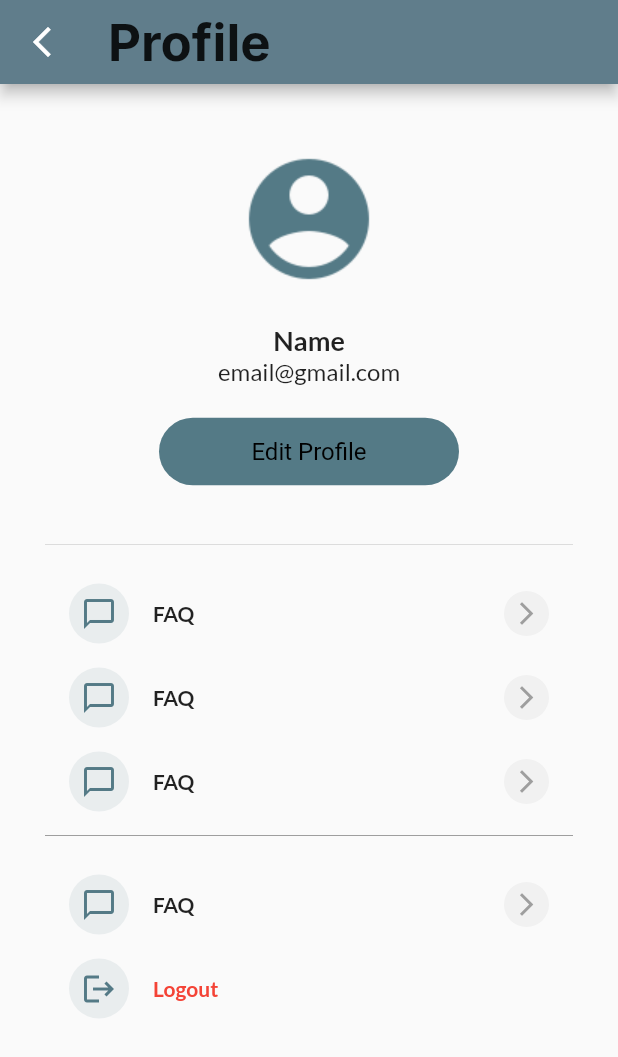
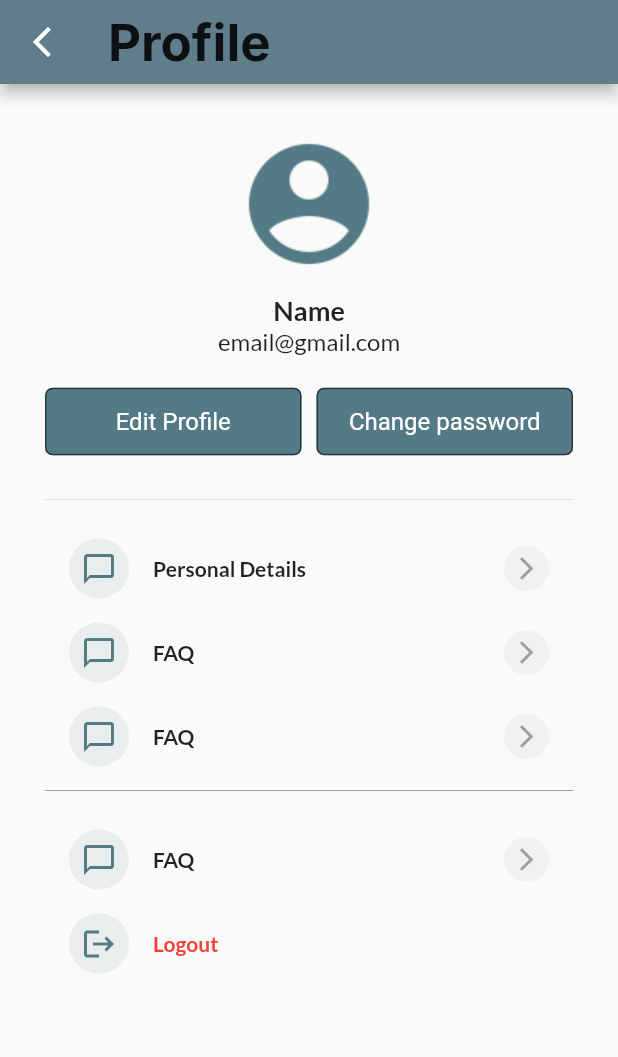
Before and after one commit to Hester33/tmwes, a Flutter app: the ProfileScreen screen opened directly, on a phone screen of 412 x 824 dp. Shown: the top 1057 px of the screen. Run offline on Flutter 3.47's test engine with Material 2 defaults, Android fonts, the phone set to English and light mode, and no system bars; our stand-ins replace cloud_firestore, firebase_auth, firebase_core, get, google_fonts; missing offline and left inert: bcrypt; accounts and stored records are empty.

Commit message:
feat/add change password dialog

```diff
--- a/lib/database/authentication_db.dart
+++ b/lib/database/authentication_db.dart
@@ -43,7 +43,7 @@ class AuthenticationDb extends GetxController {
   Future<String> createUserWithEmailAndPwd(
       String email, String password, String username) async {
     try {
-      showLoading();
+      //showLoading();
       await _auth
           .createUserWithEmailAndPassword(email: email, password: password)
           .then((value) => userName.value = username);
@@ -71,7 +71,7 @@ class AuthenticationDb extends GetxController {
 
   Future<void> loginUserWithEmailAndPwd(String email, String password) async {
     try {
-      showLoading();
+      //showLoading();
       await _auth
           .signInWithEmailAndPassword(email: email, password: password)
           .then((value) => userName.value = firebaseUser.value!.displayName!);
--- a/lib/screens/authentication/signup/signup_screen.dart
+++ b/lib/screens/authentication/signup/signup_screen.dart
@@ -34,6 +34,10 @@ class SignUpScreen extends StatelessWidget {
                 /* ---- End --- */
                 TextButton(
                   onPressed: () {
+                    //!disable user to click the btn if the field is empty
+                    //          ElevatedButton(
+                    // onPressed: agree ? _doSomething : null,
+                    // child: const Text('Continue'))
                     Get.off(() => const LoginScreen());
                   },
                   child: Text.rich(
--- a/lib/screens/profile/profile_screen.dart
+++ b/lib/screens/profile/profile_screen.dart
@@ -1,7 +1,9 @@
 import 'package:flutter/material.dart';
 import 'package:get/get.dart';
 import 'package:tmwes/constants/colors.dart';
+import 'package:tmwes/controllers/profile_controller.dart';
 import 'package:tmwes/screens/profile/edit_profile_screen.dart';
+import 'package:tmwes/screens/welcome/welcome_screen.dart';
 
 import '../../constants/image.dart';
 import 'widgets/menu.dart';
@@ -26,8 +28,8 @@ class ProfileScreen extends StatelessWidget {
           child: Column(
             children: [
               SizedBox(
-                width: 120,
-                height: 120,
+                width: 100,
+                height: 100,
                 //child: ClipRRect(borderRadius: BorderRadius.circular(100), child: Image(image: AssetImage(profile))),
                 child: Image(image: AssetImage(profile)),
               ),
@@ -36,26 +38,66 @@ class ProfileScreen extends StatelessWidget {
               Text('email@gmail.com',
                   style: Theme.of(context).textTheme.bodyLarge),
               const SizedBox(height: 20),
-              SizedBox(
-                width: 200,
-                child: ElevatedButton(
-                    onPressed: () => Get.to(() => const EditProfileScreen()),
-                    style: ElevatedButton.styleFrom(
-                        backgroundColor: primaryColor,
-                        side: BorderSide.none,
-                        shape: const StadiumBorder()),
-                    child: const Text('Edit Profile',
-                        style: TextStyle(color: Colors.black))),
+              Row(
+                children: [
+                  Expanded(
+                    //width: 200,
+                    child: ElevatedButton(
+                        onPressed: () =>
+                            Get.to(() => const EditProfileScreen()),
+                        // style: ElevatedButton.styleFrom(
+                        //     backgroundColor: primaryColor,
+                        //     side: BorderSide.none,
+                        //     shape: const StadiumBorder(),),
+                        child: const Text('Edit Profile')),
+                  ),
+                  const SizedBox(width: 10),
+                  Expanded(
+                    //width: 200,
+                    child: ElevatedButton(
+                        onPressed: () {
+                          ProfileController.instance.resetPwd();
+                          Get.defaultDialog(
+                            title: "Email sent!",
+                            middleText:
+                                "Please check your email to change the password.",
+                            //backgroundColor: Colors.green,
+                            titleStyle: TextStyle(color: Colors.green),
+                            middleTextStyle: TextStyle(color: Colors.blueGrey),
+                            textConfirm: "Ok",
+                            confirmTextColor: Colors.white,
+                            onConfirm: () =>
+                                Get.to(() => const WelcomeScreen()),
+                            //buttonColor: Colors.red,
+                            barrierDismissible: false,
+                            //radius: 50,
+                            // content: Column(
+                            //   children: [
+                            //     Container(child: Text("Hello 1")),
+                            //     Container(child: Text("Hello 2")),
+                            //     Container(child: Text("Hello 3")),
+                            //   ],
+                            //)
+                          );
+                        },
+                        // style: ElevatedButton.styleFrom(
+                        //     backgroundColor: primaryColor,
+                        //     side: BorderSide.none,
+                        //     shape: const StadiumBorder()),
+                        child: const Text('Change password')),
+                  ),
+                ],
               ),
+
               //! 1. Create change pwd button
               //! 2. Once user click on it, snow snackbar/dialog box & wait for 1s then LOGOUT
-              const SizedBox(height: 30),
+              const SizedBox(height: 20),
               const Divider(),
               const SizedBox(height: 10),
 
               //MENU
               MenuWidget(
-                  title: "FAQ",
+                  title: "Personal Details",
                   icon: Icons.chat_bubble_outline_outlined,
                   onPress: () {}),
               MenuWidget(
--- a/lib/screens/welcome/welcome_screen.dart
+++ b/lib/screens/welcome/welcome_screen.dart
@@ -5,6 +5,7 @@ import 'package:tmwes/constants/colors.dart';
 import 'package:tmwes/constants/image.dart';
 import 'package:tmwes/screens/authentication/login/login_screen.dart';
 import 'package:tmwes/screens/authentication/signup/signup_screen.dart';
+import 'package:tmwes/screens/profile/profile_screen.dart';
 import 'package:tmwes/widgets/animation/controller_fade_in_aniamtion.dart';
 import 'package:tmwes/widgets/animation/fade_in_animation.dart';
 import 'package:tmwes/widgets/animation/model_fade_in_animation.dart';
```
Also changed, not shown: lib/screens/home/home.dart (+6 -3 lines), lib/screens/profile/widgets/change_pwd_dialog.dart (added, +10 -0 lines).
